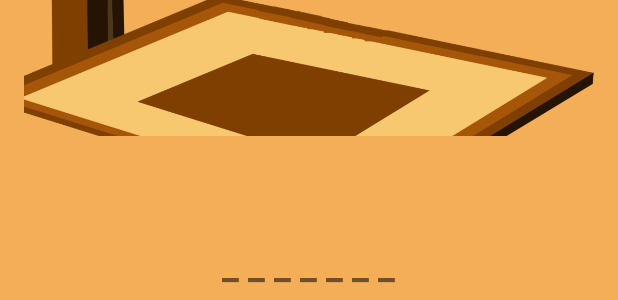
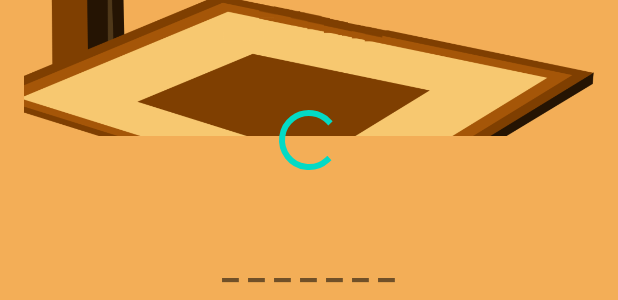
Before and after one commit to DanielBarcenas97/HangmanGame, an Android app: the layout fragment_game_play.xml on its own in the app's theme, with its tools: preview values and no code run, on a phone screen of 412 x 824 dp. Shown: the part 478-778 px from the top of the screen. Run offline under Robolectric (Android 15) with nearby library versions, the light colour scheme and no system bars.

Commit message:
Finish Game

```diff
--- a/app/src/main/res/layout/fragment_game_play.xml
+++ b/app/src/main/res/layout/fragment_game_play.xml
@@ -290,4 +290,13 @@
         android:textSize="30sp"
         android:textStyle="bold" />
 
+
+    <ProgressBar
+        android:id="@+id/progressBar"
+        android:layout_centerVertical="true"
+        android:layout_centerHorizontal="true"
+        style="@style/Widget.AppCompat.ProgressBar"
+        android:layout_width="wrap_content"
+        android:layout_height="wrap_content" />
+
 </RelativeLayout>
```
Also changed, not shown: app/src/main/java/com/example/hangmangame/GameFragment.java (+14 -0 lines).
